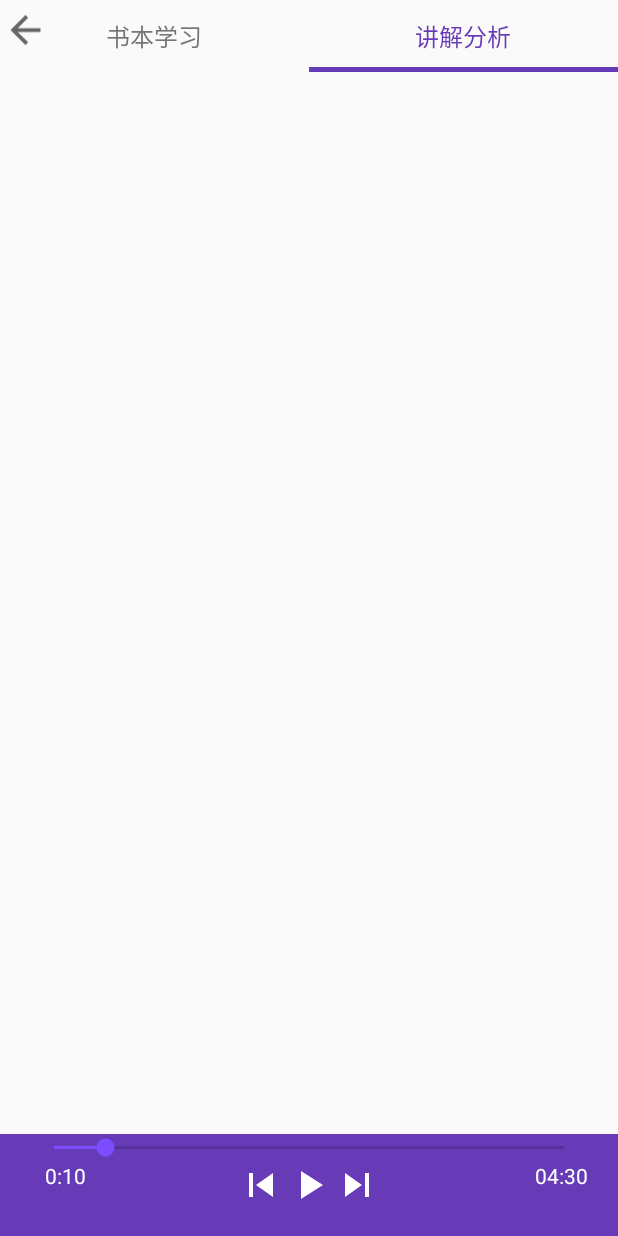
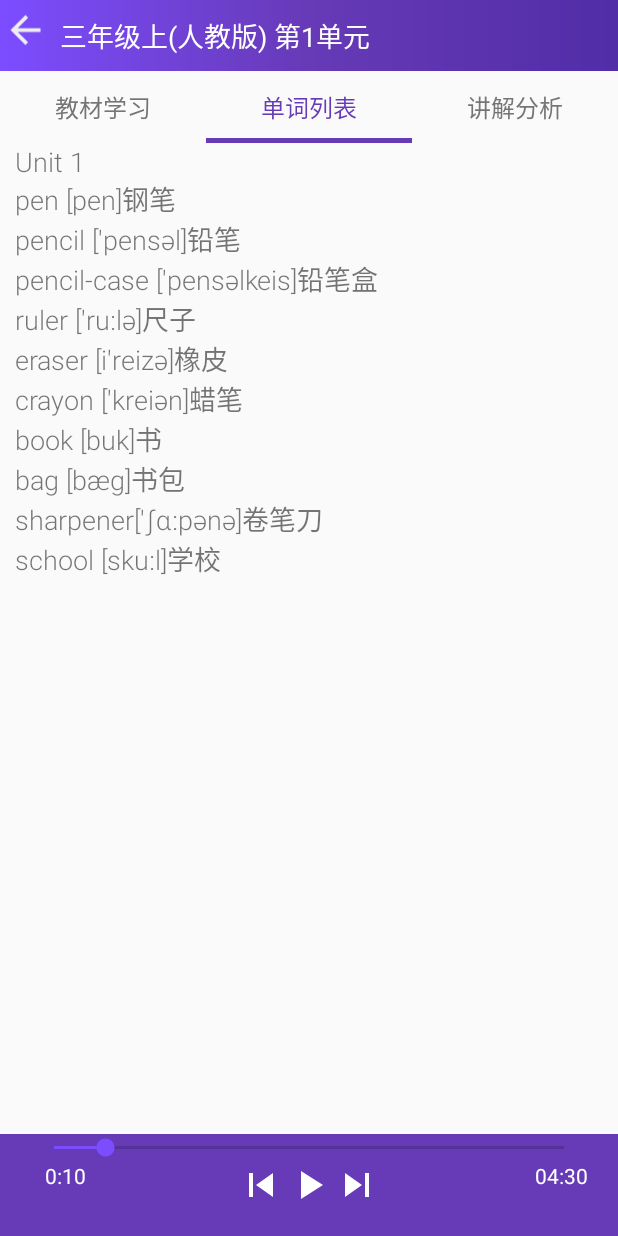
Before and after one commit to googlehenry/cixuekaolian, an Android app: the XuePage1Activity screen opened directly, with no data from a screen before it, tab 2 chosen, on a phone screen of 412 x 824 dp. Run offline under Robolectric (Android 15) with nearby library versions, the phone set to English and light mode, and no system bars; libraries missing offline, so code that uses them is left out: com.chad.library, com.ms.square, com.yechaoa.yutilskt; network calls fail; 3 statements that could not run were skipped.

Commit message:
upgrade detail page

```diff
--- a/app/src/main/java/com/qianli/cixuekaolian/module/xue/XuePage1Activity.kt
+++ b/app/src/main/java/com/qianli/cixuekaolian/module/xue/XuePage1Activity.kt
@@ -24,8 +24,12 @@ class XuePage1Activity : BaseActivity() {
         project_tab_layout.setupWithViewPager(non_scrollable_view_pager)
 
         val commonViewPagerAdapter =
-            CommonViewPagerAdapter(supportFragmentManager, mutableListOf("书本学习", "讲解分析")).apply {
+            CommonViewPagerAdapter(
+                supportFragmentManager,
+                mutableListOf("教材学习", "单词列表", "讲解分析")
+            ).apply {
                 addFragment(XuePage1FragmentStudy())
+                addFragment(XuePage1FragmentWords())
                 addFragment(XuePage1FragmentTeach())
             }
 
--- /dev/null
+++ b/app/src/main/java/com/qianli/cixuekaolian/module/xue/XuePage1FragmentWords.kt
@@ -0,0 +1,32 @@
+package com.qianli.cixuekaolian.module.xue
+
+import android.os.Bundle
+import android.view.View
+import com.qianli.cixuekaolian.R
+import com.qianli.cixuekaolian.base.BaseFragment
+import kotlinx.android.synthetic.main.activity_xue_detail_page_frag_words.*
+
+class XuePage1FragmentWords : BaseFragment() {
+
+    override fun id(): Int {
+        return R.layout.activity_xue_detail_page_frag_words
+    }
+
+    override fun afterViewCreated(view: View, savedInstanceState: Bundle?) {
+//        wordlist.typeface= Typeface.defaultFromStyle(Typeface.BOLD)
+        wordlist.text = """
+            Unit 1
+            pen [pen]钢笔
+            pencil ['pensəl]铅笔
+            pencil-case ['pensəlkeis]铅笔盒
+            ruler ['ru:lə]尺子
+            eraser [i'reizə]橡皮
+            crayon ['kreiən]蜡笔
+            book [buk]书
+            bag [bæɡ]书包
+            sharpener['ʃɑ:pənə]卷笔刀
+            school [sku:l]学校
+        """.trimIndent()
+    }
+
+}
--- a/app/src/main/res/layout/activity_xue_detail_page.xml
+++ b/app/src/main/res/layout/activity_xue_detail_page.xml
@@ -12,6 +12,19 @@
         android:layout_height="match_parent"
         android:orientation="vertical"
         tools:context=".module.xue.XuePage1Activity">
+
+        <TextView
+            android:id="@+id/title"
+            android:layout_width="match_parent"
+            android:layout_height="wrap_content"
+            android:paddingLeft="@dimen/dp_40"
+            android:paddingTop="@dimen/dp_10"
+            android:paddingBottom="@dimen/dp_10"
+            android:background="@drawable/side_nav_bar"
+            android:text="三年级上(人教版) 第1单元"
+            android:singleLine="true"
+            android:textColor="#fff"
+            android:textSize="18sp" />
 
         <LinearLayout
             android:layout_width="match_parent"
@@ -141,7 +154,7 @@
             android:layout_marginLeft="2dp"
             android:layout_alignParentLeft="true"
             android:tooltipText="返回上一级"
-            android:src="@drawable/shape_arrow_back_dark" />
+            android:src="@drawable/shape_arrow_back_light" />
 
 
         <!--        <ImageView-->
--- /dev/null
+++ b/app/src/main/res/layout/activity_xue_detail_page_frag_words.xml
@@ -0,0 +1,15 @@
+<?xml version="1.0" encoding="utf-8"?>
+<LinearLayout xmlns:android="http://schemas.android.com/apk/res/android"
+    android:layout_width="match_parent"
+    android:layout_height="match_parent"
+    android:orientation="vertical">
+
+    <TextView
+        android:id="@+id/wordlist"
+        android:layout_width="match_parent"
+        android:layout_height="wrap_content"
+        android:textSize="@dimen/sp_18"
+        android:fontFamily="sans-serif-light"
+        android:layout_marginLeft="@dimen/dp_10" />
+
+</LinearLayout>
--- a/app/src/main/res/layout/wiget_teach_item.xml
+++ b/app/src/main/res/layout/wiget_teach_item.xml
@@ -7,10 +7,12 @@
 
     <TextView
         android:id="@+id/title"
-        android:layout_width="wrap_content"
-        android:layout_height="36dp"
+        android:layout_width="match_parent"
+        android:layout_height="wrap_content"
         android:layout_marginLeft="10dp"
+        android:layout_marginRight="10dp"
         android:gravity="bottom"
+        android:background="#eeeeee"
         android:singleLine="true"
         android:textColor="#111"
         android:textSize="16sp" />
@@ -27,7 +29,6 @@
             android:layout_height="wrap_content"
             android:layout_marginLeft="10dp"
             android:layout_marginRight="10dp"
-            android:layout_marginTop="8dp"
             android:fontFamily="sans-serif-light"
             android:textColor="#666666"
             android:textSize="14sp" />
@@ -38,7 +39,7 @@
             android:layout_height="wrap_content"
             android:layout_gravity="right|bottom"
             android:background="@android:color/transparent"
-            android:padding="16dp" />
+            android:padding="5dp" />
     </com.ms.square.android.expandabletextview.ExpandableTextView>
 
 </LinearLayout>
```
